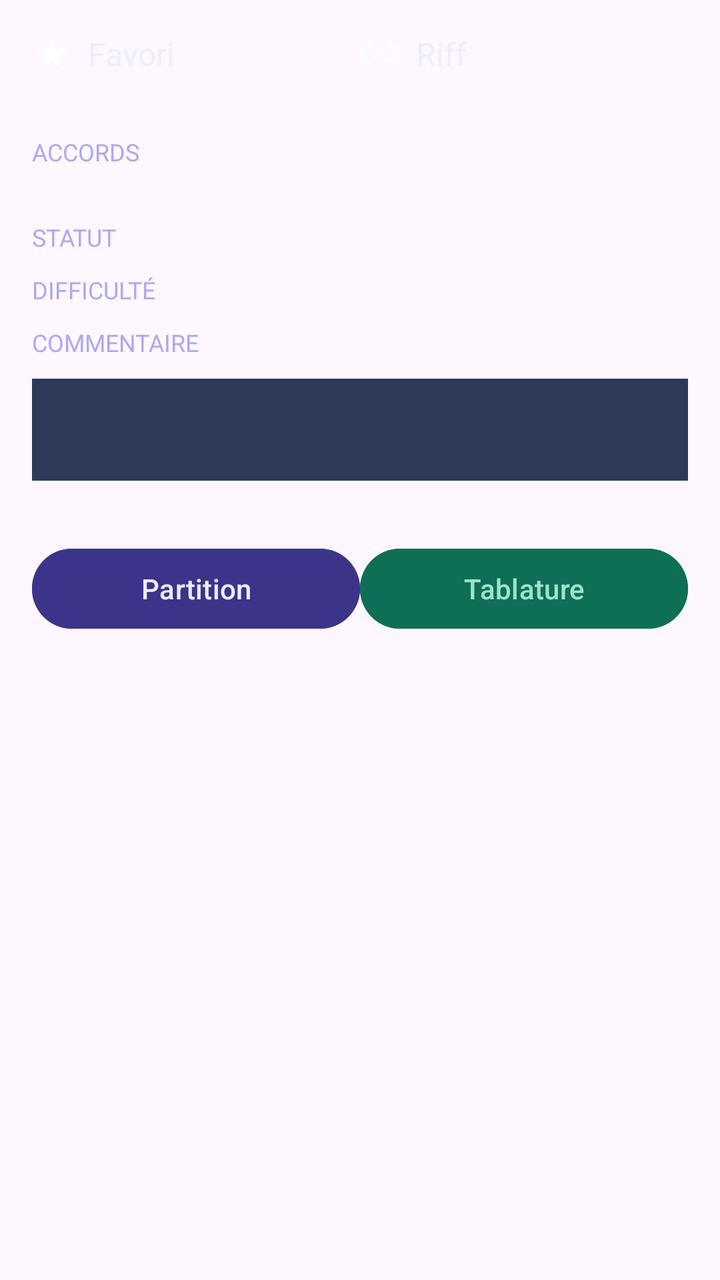
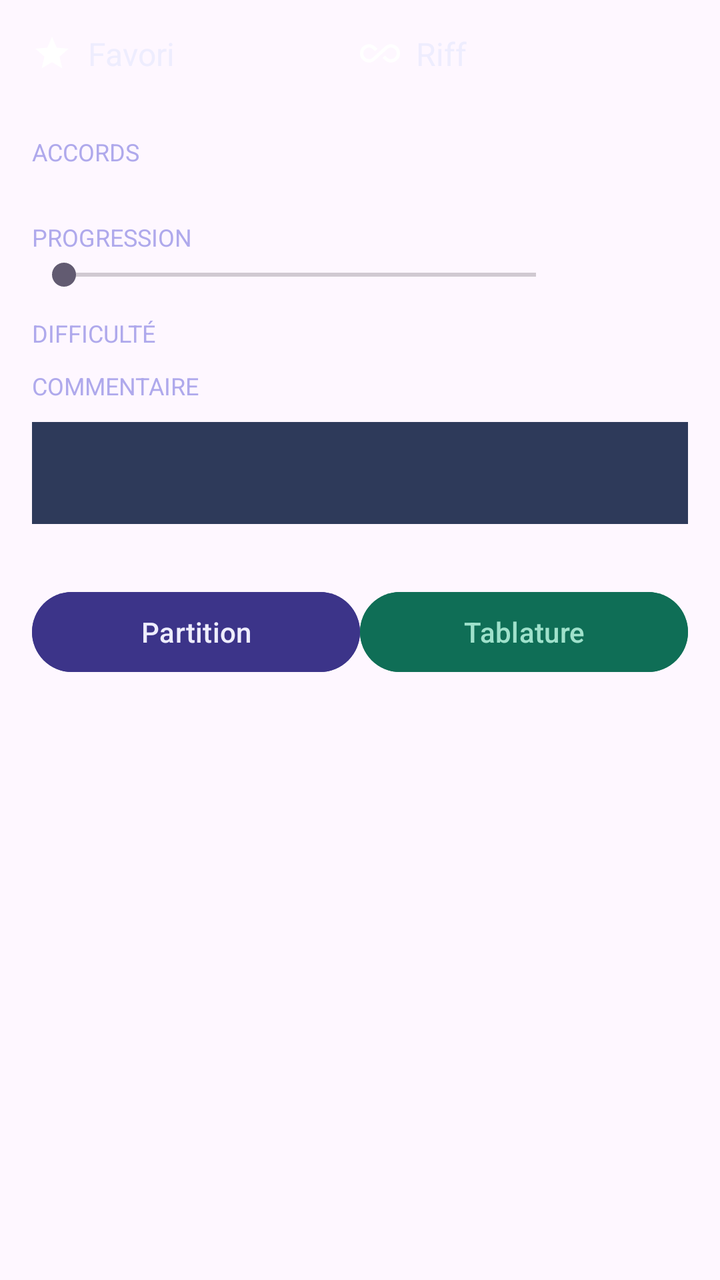

Before-and-after screenshots of an Android layout around one commit, followed by the original layout XML and the change that was made.
<!-- AndroidManifest.xml: application theme Theme.Guitar -->
<!-- res/layout/fragment_music.xml -->
<?xml version="1.0" encoding="utf-8"?>
<LinearLayout xmlns:android="http://schemas.android.com/apk/res/android"
    xmlns:tools="http://schemas.android.com/tools"
    android:layout_width="match_parent"
    android:layout_height="match_parent"
    xmlns:app="http://schemas.android.com/apk/res-auto"
    android:orientation="vertical"
    tools:context=".ui.music.MusicFragment">

    <ScrollView
        android:id="@+id/scrollContent"
        android:layout_width="match_parent"
        android:layout_height="match_parent"
        android:padding="16dp">

        <LinearLayout
            android:layout_width="match_parent"
            android:layout_height="wrap_content"
            android:orientation="vertical">

            <LinearLayout
                android:layout_width="match_parent"
                android:layout_height="wrap_content"
                android:orientation="horizontal"
                android:gravity="center_vertical"
                android:layout_marginBottom="20dp">

                <ImageView
                    android:id="@+id/iconFavorite"
                    android:layout_width="20dp"
                    android:layout_height="20dp"
                    android:src="@drawable/ic_star_filled"
                    android:layout_marginEnd="8dp" />

                <TextView
                    android:id="@+id/textFavorite"
                    android:layout_width="0dp"
                    android:layout_height="wrap_content"
                    android:layout_weight="1"
                    android:text="Favori"
                    android:textColor="@color/dark_text"
                    android:textSize="16sp" />

                <ImageView
                    android:id="@+id/iconRiff"
                    android:layout_width="20dp"
                    android:layout_height="20dp"
                    android:src="@drawable/ic_riff"
                    android:layout_marginEnd="8dp" />

                <TextView
                    android:id="@+id/textRiff"
                    android:layout_width="0dp"
                    android:layout_height="wrap_content"
                    android:layout_weight="1"
                    android:text="Riff"
                    android:textColor="@color/dark_text"
                    android:textSize="16sp" />

                <TextView
                    android:id="@+id/textBpm"
                    android:layout_width="wrap_content"
                    android:layout_height="wrap_content"
                    android:textColor="@color/dark_textSecondary"
                    android:textSize="14sp" />

            </LinearLayout>

            <TextView
                android:id="@+id/titleChords"
                android:layout_width="wrap_content"
                android:layout_height="wrap_content"
                android:text="ACCORDS"
                android:textColor="@color/dark_textSecondary"
                android:textSize="12sp"
                android:textAllCaps="true"
                android:layout_marginTop="10dp" />

            <TextView
                android:id="@+id/textChords"
                android:layout_width="wrap_content"
                android:layout_height="wrap_content"
                android:textColor="@color/dark_text"
                android:textSize="12sp" />

            <TextView
                android:layout_width="wrap_content"
                android:layout_height="wrap_content"
                android:text="STATUT"
                android:textColor="@color/dark_textSecondary"
                android:textSize="12sp"
                android:textAllCaps="true"
                android:layout_marginTop="10dp" />

            <com.google.android.material.chip.ChipGroup
                android:id="@+id/chipGroupStatus"
                android:layout_width="wrap_content"
                android:layout_height="wrap_content"
                app:singleSelection="true"
                app:selectionRequired="true"/>

            <TextView
                android:layout_width="wrap_content"
                android:layout_height="wrap_content"
                android:text="DIFFICULTÉ"
                android:textColor="@color/dark_textSecondary"
                android:textSize="12sp"
                android:textAllCaps="true"
                android:layout_marginTop="10dp" />

            <com.google.android.material.chip.ChipGroup
                android:id="@+id/chipGroupDifficulty"
                android:layout_width="wrap_content"
                android:layout_height="wrap_content"
                app:singleSelection="true"
                app:selectionRequired="true"/>



























            <TextView
                android:layout_width="wrap_content"
                android:layout_height="wrap_content"
                android:text="COMMENTAIRE"
                android:textColor="@color/dark_textSecondary"
                android:textSize="12sp"
                android:textAllCaps="true"
                android:layout_marginTop="10dp"
                android:layout_marginBottom="10dp" />

            <EditText
                android:id="@+id/textComment"
                android:layout_width="match_parent"
                android:layout_height="wrap_content"
                android:background="@color/dark_line"
                android:padding="16dp"
                android:textColor="@color/dark_text"
                android:textSize="14sp"
                android:lineSpacingExtra="4dp"
                android:layout_marginBottom="30dp"
                android:inputType="textMultiLine"
                android:gravity="top" />

            <LinearLayout
                android:layout_width="match_parent"
                android:layout_height="wrap_content"
                android:orientation="horizontal"
                >

                <Button
                    android:id="@+id/btnPartition"
                    android:layout_width="0dp"
                    android:layout_height="wrap_content"
                    android:layout_weight="1"
                    android:text="Partition"
                    android:backgroundTint="@color/dark_bagde"
                    android:textColor="@color/dark_text" />

                <Button
                    android:id="@+id/btnTablature"
                    android:layout_width="0dp"
                    android:layout_height="wrap_content"
                    android:layout_weight="1"
                    android:text="Tablature"
                    android:backgroundTint="@color/dark_tabBackground"
                    android:textColor="@color/dark_tabText" />

            </LinearLayout>

        </LinearLayout>
    </ScrollView>

</LinearLayout>
<!-- resources referenced by this layout -->
<resources>
  <color name="dark_bagde">#3C3489</color>
  <color name="dark_line">#2E3A5A</color>
  <color name="dark_tabBackground">#0F6E56</color>
  <color name="dark_tabText">#9FE1CB</color>
  <color name="dark_text">#EEEDFE</color>
  <color name="dark_textSecondary">#AFA9EC</color>
  <!-- drawable ic_riff (drawable) -->
  <vector xmlns:android="http://schemas.android.com/apk/res/android"
      android:height="24dp"
      android:viewportHeight="960"
      android:viewportWidth="960"
      android:width="24dp">
        
      <path
          android:fillColor="?attr/colorOnPrimary"
          android:pathData="M220,700Q128,700 64,636Q0,572 0,480Q0,388 64,324Q128,260 220,260Q257,260 291,273Q325,286 352,310L420,372L360,426L298,370Q282,356 262,348Q242,340 220,340Q162,340 121,381Q80,422 80,480Q80,538 121,579Q162,620 220,620Q242,620 262,612Q282,604 298,590L608,310Q635,286 669,273Q703,260 740,260Q832,260 896,324Q960,388 960,480Q960,572 896,636Q832,700 740,700Q703,700 669,687Q635,674 608,650L540,588L600,534L662,590Q678,604 698,612Q718,620 740,620Q798,620 839,579Q880,538 880,480Q880,422 839,381Q798,340 740,340Q718,340 698,348Q678,356 662,370L352,650Q325,674 291,687Q257,700 220,700Z"/>
      
  </vector>
  <!-- drawable ic_star_filled (drawable) -->
  <vector xmlns:android="http://schemas.android.com/apk/res/android"
      android:height="24dp"
      android:viewportHeight="24"
      android:viewportWidth="24"
      android:width="24dp">
        
      <path
          android:fillColor="?attr/colorOnPrimary"
          android:pathData="M12,17.27L18.18,21l-1.64,-7.03L22,9.24l-7.19,-0.61L12,2 9.19,8.63 2,9.24l5.46,4.73L5.82,21z"/>
      
  </vector>
  <style name="Theme.Guitar" parent="Base.Theme.Guitar">
          <item name="android:windowTranslucentStatus">false</item>
          <item name="android:windowDrawsSystemBarBackgrounds">true</item>
      </style>
  <style name="Base.Theme.Guitar" parent="Theme.Material3.DayNight.NoActionBar">
          
          
      </style>
</resources>

<!-- the commit's change to res/layout/fragment_music.xml (unified diff, before → after) -->
@@ -86,18 +86,36 @@
             <TextView
                 android:layout_width="wrap_content"
                 android:layout_height="wrap_content"
-                android:text="STATUT"
+                android:text="PROGRESSION"
                 android:textColor="@color/dark_textSecondary"
                 android:textSize="12sp"
                 android:textAllCaps="true"
                 android:layout_marginTop="10dp" />
 
-            <com.google.android.material.chip.ChipGroup
-                android:id="@+id/chipGroupStatus"
-                android:layout_width="wrap_content"
-                android:layout_height="wrap_content"
-                app:singleSelection="true"
-                app:selectionRequired="true"/>
+            <LinearLayout
+                android:layout_width="match_parent"
+                android:layout_height="wrap_content"
+                android:orientation="horizontal"
+                android:gravity="center_vertical">
+
+                <SeekBar
+                    android:id="@+id/seekBarProgress"
+                    android:layout_width="0dp"
+                    android:layout_height="wrap_content"
+                    android:layout_weight="1"
+                    android:max="100" />
+
+                <TextView
+                    android:id="@+id/textProgress"
+                    android:layout_width="wrap_content"
+                    android:layout_height="wrap_content"
+                    android:layout_marginStart="12dp"
+                    android:minWidth="48dp"
+                    android:gravity="end"
+                    android:textColor="@color/dark_text"
+                    android:textSize="16sp"
+                    android:fontFeatureSettings="tnum" />
+            </LinearLayout>
 
             <TextView
                 android:layout_width="wrap_content"
